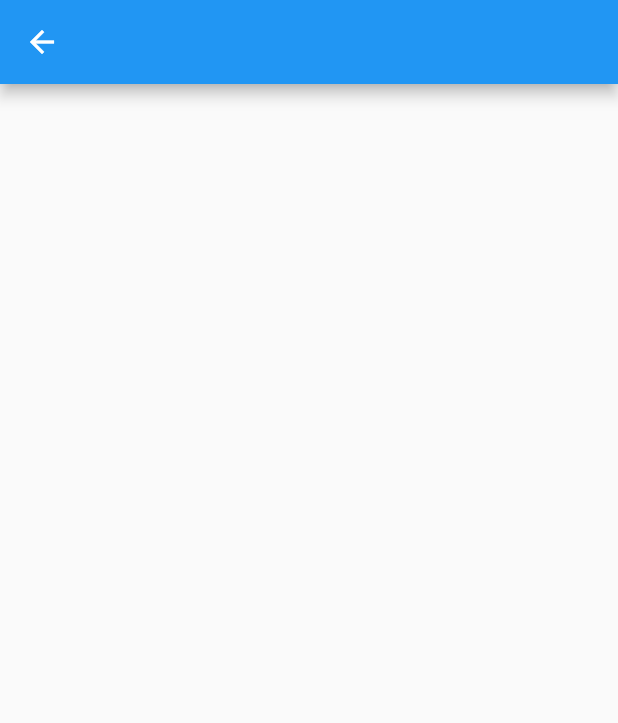
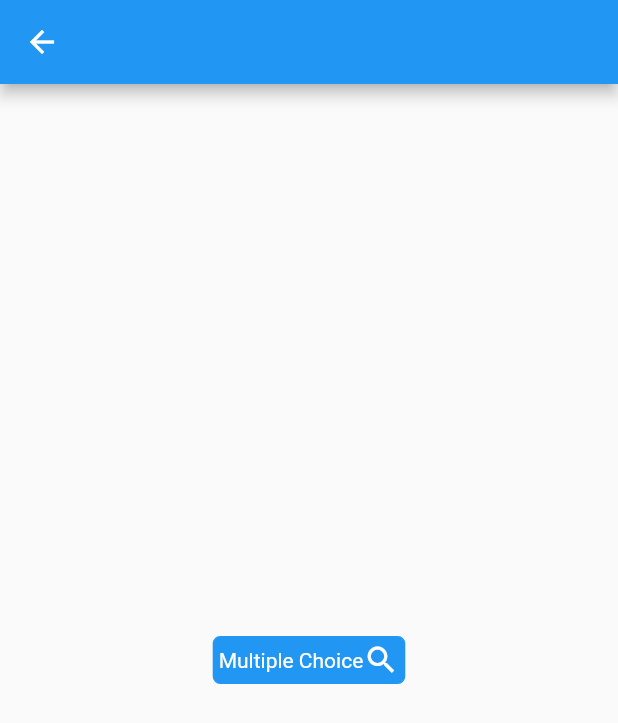
Before and after one commit to cyclexit/object_guesser, a Flutter app: the AboutPage screen opened by its route, on a phone screen of 412 x 824 dp. Shown: the top 723 px of the screen. Run offline on Flutter 3.47's test engine with Material 2 defaults, Android fonts, the phone set to English and light mode, and no system bars; our stand-ins replace font_awesome_flutter.

Commit message:
Implement the game mode header roughly

```diff
--- a/lib/ui/pages/about/about.dart
+++ b/lib/ui/pages/about/about.dart
@@ -1,5 +1,9 @@
 import 'package:flutter/material.dart';
+import 'package:object_guesser/ui/widgets/game_mode_header.dart';
 
+/*
+ * hl: the about page is used for the ui debugging during the development.
+ */
 class AboutPage extends StatelessWidget {
   const AboutPage({Key? key}) : super(key: key);
 
@@ -7,6 +11,10 @@ class AboutPage extends StatelessWidget {
   Widget build(BuildContext context) {
     return Scaffold(
       appBar: AppBar(),
+      body: const Center(
+        child: GameModeHeader(
+            gameMode: "Multiple Choice", gameModeDescription: "Hahahaha"),
+      ),
     );
   }
 }
--- a/lib/ui/widgets/game_mode_header.dart
+++ b/lib/ui/widgets/game_mode_header.dart
@@ -1,11 +1,38 @@
 import 'package:flutter/material.dart';
 
 class GameModeHeader extends StatelessWidget {
-  const GameModeHeader({Key? key}) : super(key: key);
+  final String gameMode;
+  final String gameModeDescription;
+  const GameModeHeader(
+      {Key? key, required this.gameMode, required this.gameModeDescription})
+      : super(key: key);
 
   @override
   Widget build(BuildContext context) {
-    // TODO: implement build
-    throw UnimplementedError();
+    return Tooltip(
+      message: gameModeDescription,
+      child: Container(
+          padding: const EdgeInsets.all(3.0),
+          decoration: BoxDecoration(
+              color: Colors.blue,
+              border: Border.all(
+                color: Colors.blue,
+              ),
+              borderRadius: const BorderRadius.all(Radius.circular(5))),
+          child: Row(
+            mainAxisAlignment: MainAxisAlignment.center,
+            mainAxisSize: MainAxisSize.min,
+            children: [
+              Text(
+                gameMode,
+                style: const TextStyle(color: Colors.white),
+              ),
+              const Icon(
+                Icons.search,
+                color: Colors.white,
+              )
+            ],
+          )),
+    );
   }
 }
```
